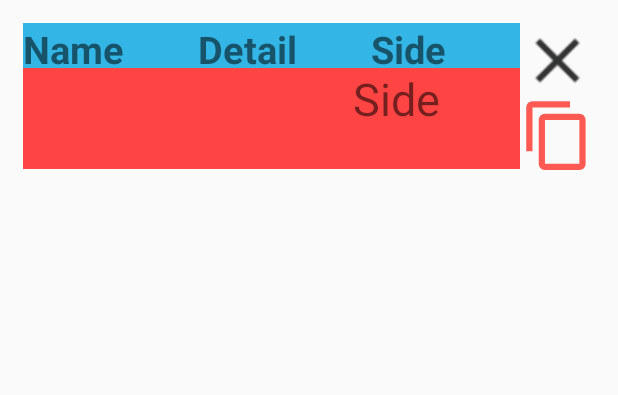
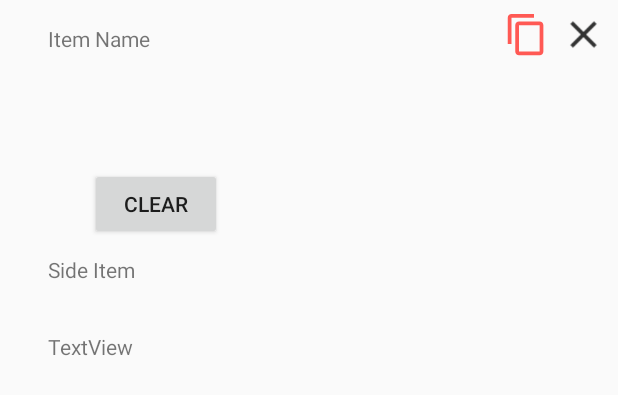
Before and after one commit to Qifan-Guo/BestWing_POS, an Android app: the layout receipt_item.xml on its own in the app's theme, with its tools: preview values and no code run, on a phone screen of 412 x 824 dp. Shown: the top 395 px of the screen. Run offline under Robolectric (Android 15) with nearby library versions, the phone set to English and light mode, and no system bars.

Commit message:
update new ViewHolder xml file

```diff
--- a/app/src/main/res/layout/mock.xml
+++ /dev/null
@@ -1,89 +0,0 @@
-<?xml version="1.0" encoding="utf-8"?>
-<android.support.constraint.ConstraintLayout
-    xmlns:android="http://schemas.android.com/apk/res/android"
-    xmlns:app="http://schemas.android.com/apk/res-auto"
-    xmlns:tools="http://schemas.android.com/tools"
-    tools:background="@android:color/holo_orange_light"
-    android:layout_width="match_parent"
-    android:layout_height="wrap_content">
-
-
-    <Button
-        android:id="@+id/button2"
-        android:layout_width="wrap_content"
-        android:layout_height="wrap_content"
-        android:text="Button"
-        tools:layout_editor_absoluteX="1585dp"
-        tools:layout_editor_absoluteY="250dp" />
-
-    <Button
-        android:id="@+id/deleteItem"
-        android:layout_width="wrap_content"
-        android:layout_height="wrap_content"
-        android:layout_marginEnd="8dp"
-        android:layout_marginTop="8dp"
-        android:text="Button"
-        app:layout_constraintEnd_toEndOf="parent"
-        app:layout_constraintTop_toTopOf="parent" />
-
-    <Button
-        android:id="@+id/duplicateitem"
-        android:layout_width="wrap_content"
-        android:layout_height="wrap_content"
-        android:layout_marginEnd="8dp"
-        android:layout_marginTop="8dp"
-        android:text="Button"
-        app:layout_constraintEnd_toStartOf="@+id/deleteItem"
-        app:layout_constraintTop_toTopOf="parent" />
-
-    <TextView
-        android:id="@+id/itemNameLabel"
-        android:layout_width="wrap_content"
-        android:layout_height="35dp"
-        android:layout_marginStart="32dp"
-        android:layout_marginTop="16dp"
-        android:text="Item Name"
-        app:layout_constraintStart_toStartOf="parent"
-        app:layout_constraintTop_toTopOf="parent" />
-
-    <TextView
-        android:id="@+id/itemName"
-        android:layout_width="wrap_content"
-        android:layout_height="35dp"
-        android:layout_marginStart="32dp"
-        android:layout_marginTop="16dp"
-        android:text="TextView"
-        app:layout_constraintStart_toStartOf="parent"
-        app:layout_constraintTop_toBottomOf="@+id/itemNameLabel" />
-
-    <TextView
-        android:id="@+id/sideItemLabel"
-        android:layout_width="wrap_content"
-        android:layout_height="35dp"
-        android:layout_marginStart="32dp"
-        android:layout_marginTop="16dp"
-        android:text="TextView"
-        app:layout_constraintStart_toStartOf="parent"
-        app:layout_constraintTop_toBottomOf="@+id/itemDetail" />
-
-    <TextView
-        android:id="@+id/itemDetail"
-        android:layout_width="wrap_content"
-        android:layout_height="35dp"
-        android:layout_marginStart="32dp"
-        android:layout_marginTop="16dp"
-        android:text="TextView"
-        app:layout_constraintStart_toStartOf="parent"
-        app:layout_constraintTop_toBottomOf="@+id/itemName" />
-
-    <Button
-        android:id="@+id/ClearDetail"
-        android:layout_width="wrap_content"
-        android:layout_height="wrap_content"
-        android:layout_marginStart="28dp"
-        android:layout_marginTop="112dp"
-        android:text="Clear"
-        app:layout_constraintStart_toEndOf="@+id/itemDetail"
-        app:layout_constraintTop_toTopOf="parent" />
-
-</android.support.constraint.ConstraintLayout>
--- a/app/src/main/res/layout/receipt_item.xml
+++ b/app/src/main/res/layout/receipt_item.xml
@@ -1,108 +1,103 @@
 <?xml version="1.0" encoding="utf-8"?>
-<layout xmlns:android="http://schemas.android.com/apk/res/android"
-    xmlns:tools="http://schemas.android.com/tools"
-    xmlns:app="http://schemas.android.com/apk/res-auto">
+<layout
+    xmlns:android="http://schemas.android.com/apk/res/android"
+    xmlns:app="http://schemas.android.com/apk/res-auto"
+    xmlns:tools="http://schemas.android.com/tools">
+
     <data>
         <variable
             name="order"
             type="com.qifan.bestwing_pos.Model.Order"/>
     </data>
-
-    <RelativeLayout
+    <android.support.constraint.ConstraintLayout
         android:id="@+id/itemBox"
         android:background="@{ safeUnbox(order.Select) ? @android:color/holo_orange_light : @android:color/holo_red_light }"
-        android:padding="10dp"
-        android:layout_margin="5dp"
         android:layout_width="match_parent"
-        android:layout_height="wrap_content"
+        android:layout_height="wrap_content">
 
-        >
 
-        <LinearLayout
-            android:id="@+id/titleBar"
-            android:layout_width="match_parent"
+        <Button
+            android:id="@+id/deleteItem"
+            android:layout_width="30dp"
             android:layout_height="30dp"
-            android:layout_alignParentTop="true"
-            android:layout_toStartOf="@id/QuantityControl"
-            android:orientation="horizontal"
-            tools:background="@android:color/holo_blue_light">
+            android:layout_marginEnd="8dp"
+            android:layout_marginTop="8dp"
+            android:background="@drawable/ic_x_black"
+            app:layout_constraintEnd_toEndOf="parent"
+            app:layout_constraintTop_toTopOf="parent" />
+
+        <Button
+            android:id="@+id/duplicateItem"
+            android:layout_width="30dp"
+            android:layout_height="30dp"
+            android:layout_marginEnd="8dp"
+            android:layout_marginTop="8dp"
+            android:background="@drawable/ic_content_copy_black_24dp"
+            app:layout_constraintEnd_toStartOf="@+id/deleteItem"
+            app:layout_constraintTop_toTopOf="parent" />
 
         <TextView
+            android:id="@+id/itemNameLabel"
             android:layout_width="wrap_content"
-                android:layout_height="match_parent"
-                android:layout_weight="1"
-                android:text="Name"
-                android:textSize="25sp"
-                android:textStyle="bold" />
+            android:layout_height="35dp"
+            android:layout_marginStart="32dp"
+            android:layout_marginTop="16dp"
+            android:text="Item Name"
+            app:layout_constraintStart_toStartOf="parent"
+            app:layout_constraintTop_toTopOf="parent" />
 
         <TextView
+            android:id="@+id/itemName"
             android:layout_width="wrap_content"
-                android:layout_height="match_parent"
-                android:layout_weight="1"
-                android:text="Detail"
-                android:textSize="25sp"
-                android:textStyle="bold" />
+            android:layout_height="35dp"
+            android:layout_marginStart="32dp"
+            android:layout_marginTop="16dp"
+            android:text="@{order.itemName}"
+            app:layout_constraintStart_toStartOf="parent"
+            app:layout_constraintTop_toBottomOf="@+id/itemNameLabel" />
+        <TextView
+            android:id="@+id/sideItemLabel"
+            android:layout_width="wrap_content"
+            android:layout_height="35dp"
+            android:layout_marginStart="32dp"
+            android:layout_marginTop="16dp"
+            android:text="Side Item"
+            app:layout_constraintStart_toStartOf="parent"
+            app:layout_constraintTop_toBottomOf="@+id/itemDetail" />
 
         <TextView
+            android:id="@+id/sideItem"
             android:layout_width="wrap_content"
-                android:layout_height="match_parent"
-                android:layout_weight="1"
-                android:text="Side"
-                android:textSize="25sp"
-                android:textStyle="bold" />
-        </LinearLayout>
-        <LinearLayout
-            android:layout_toStartOf="@id/QuantityControl"
-            android:layout_marginTop="30dp"
-            android:layout_width="match_parent"
-            android:layout_height="wrap_content"
-            tools:background="@android:color/holo_red_light"
-            >
-            <TextView
-                android:textSize="50sp"
-                android:id="@+id/itemName"
-                android:layout_weight="0.7"
-                android:text="@{order.itemName}"
-                android:layout_width="0dp"
-                android:layout_height="match_parent" />
-            <TextView
-                android:textSize="15sp"
-                android:text="@{order.itemDetail}"
-                android:id="@+id/itemDetail"
-                android:layout_weight="1.3"
-                android:layout_width="0dp"
-                android:layout_height="match_parent" />
-            <TextView
-                android:textSize="30dp"
-                android:id="@+id/itemSides"
-                android:layout_weight="1"
-                tools:text="Side"
-                android:layout_width="0dp"
-                android:layout_height="match_parent" />
-        </LinearLayout>
-
-
-        <LinearLayout
-            android:id="@+id/QuantityControl"
-            android:layout_width="wrap_content"
-            android:layout_height="wrap_content"
-            android:layout_alignParentEnd="true"
-            android:orientation="vertical">
-            <ImageView
-                android:id="@+id/deleteItem"
-                android:layout_width="50dp"
-                android:layout_height="50dp"
-                android:background="@drawable/ic_x_black" />
-
-            <ImageView
-                android:id="@+id/duplicateItem"
-                android:layout_width="50dp"
-                android:layout_height="50dp"
-                android:background="@drawable/ic_content_copy_black_24dp" />
+            android:layout_height="35dp"
+            android:layout_marginBottom="8dp"
+            android:layout_marginStart="32dp"
+            android:layout_marginTop="16dp"
+            android:text="TextView"
+            app:layout_constraintBottom_toBottomOf="parent"
+            app:layout_constraintStart_toStartOf="parent"
+            app:layout_constraintTop_toBottomOf="@+id/sideItemLabel" />
 
 
 
+        <TextView
+            android:id="@+id/itemDetail"
+            android:layout_width="wrap_content"
+            android:layout_height="35dp"
+            android:layout_marginStart="32dp"
+            android:layout_marginTop="16dp"
+            android:text="@{order.itemDetail}"
+            app:layout_constraintStart_toStartOf="parent"
+            app:layout_constraintTop_toBottomOf="@+id/itemName" />
 
-        </LinearLayout>
-    </RelativeLayout>
+        <Button
+            android:id="@+id/ClearDetail"
+            android:layout_width="wrap_content"
+            android:layout_height="wrap_content"
+            android:layout_marginStart="28dp"
+            android:layout_marginTop="112dp"
+            android:text="Clear"
+            app:layout_constraintStart_toEndOf="@+id/itemDetail"
+            app:layout_constraintTop_toTopOf="parent" />
+
+    </android.support.constraint.ConstraintLayout>
 </layout>
```
Lines whose indentation alone changed are shown as unchanged.
